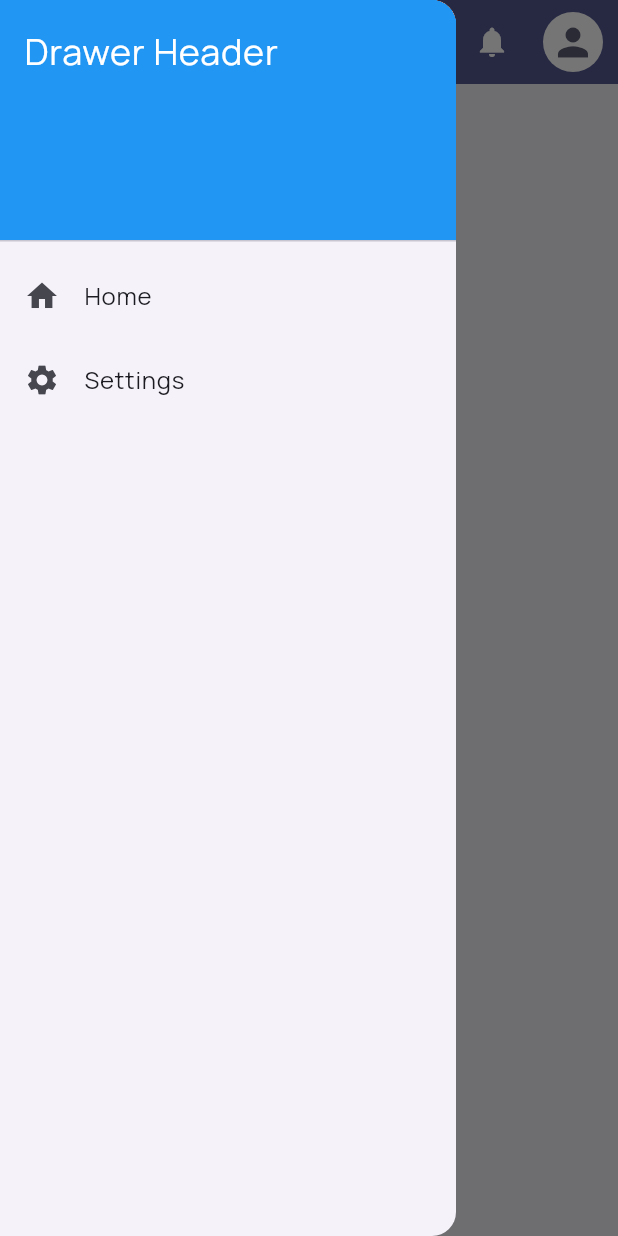
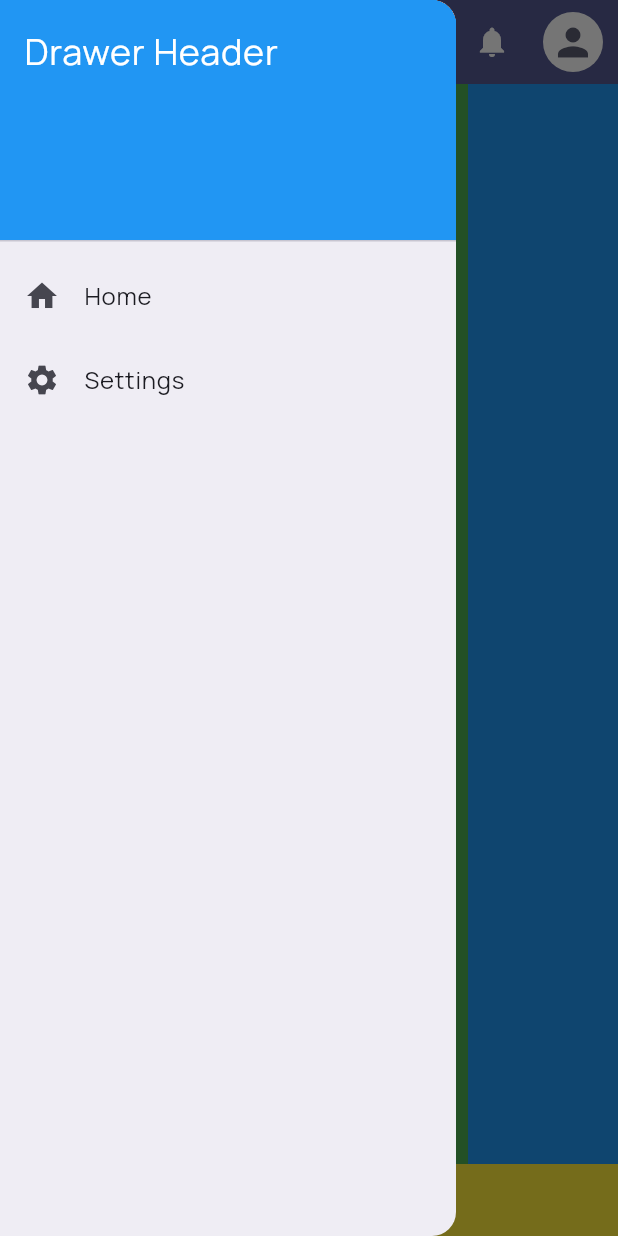
Before and after one commit to gfalav/prometeo, a Flutter app: the screen it shows after launch, with the side drawer open, on a phone screen of 412 x 824 dp. Run offline on Flutter 3.47's test engine with Material 3 defaults, Android fonts, the phone set to English and light mode, and no system bars; our stand-ins replace get, google_fonts.

Commit message:
body ready

```diff
--- /dev/null
+++ b/lib/shared/ui/frame/body/body.dart
@@ -0,0 +1,35 @@
+import 'package:flutter/material.dart';
+import 'package:get/get.dart';
+import 'package:prometeo/shared/controllers/appcontroller.dart';
+import 'package:prometeo/shared/ui/frame/leftmenu/leftmenu.dart';
+
+class QubitBody extends StatelessWidget {
+  const QubitBody({super.key});
+
+  @override
+  Widget build(BuildContext context) {
+    AppController appController = Get.put(AppController());
+
+    return Column(
+      children: [
+        Expanded(
+          child: Row(
+            children: [
+              Visibility(
+                visible: appController.devType.value != "Mobile",
+                child: Container(
+                  color: Theme.of(context).colorScheme.surfaceContainer,
+                  width: 305,
+                  child: LeftMenu(),
+                ),
+              ),
+              Expanded(child: Container(color: Colors.green)),
+              Container(color: Colors.blue, width: 100),
+            ],
+          ),
+        ),
+        Container(color: Colors.yellow, height: 48),
+      ],
+    );
+  }
+}
--- a/lib/shared/ui/frame/drawer/drawer.dart
+++ b/lib/shared/ui/frame/drawer/drawer.dart
@@ -6,6 +6,9 @@ class QubitDrawer extends StatelessWidget {
 
   @override
   Widget build(BuildContext context) {
-    return Drawer(child: LeftMenu());
+    return Drawer(
+      backgroundColor: Theme.of(context).colorScheme.surfaceContainer,
+      child: LeftMenu(),
+    );
   }
 }
--- a/lib/shared/ui/frame/scaffold/scaffold.dart
+++ b/lib/shared/ui/frame/scaffold/scaffold.dart
@@ -2,6 +2,7 @@ import 'package:flutter/material.dart';
 import 'package:get/get.dart';
 import 'package:prometeo/shared/controllers/appcontroller.dart';
 import 'package:prometeo/shared/ui/frame/appbar/appbar.dart';
+import 'package:prometeo/shared/ui/frame/body/body.dart';
 import 'package:prometeo/shared/ui/frame/drawer/drawer.dart';
 
 class QubitScaffold extends StatelessWidget {
@@ -37,10 +38,7 @@ class QubitScaffold extends StatelessWidget {
         drawer: appController.devType.value == "Mobile" && showDrawer
             ? const QubitDrawer()
             : null,
-        body: Container(
-          color: Theme.of(context).colorScheme.surfaceContainer,
-          child: Center(child: Text(appController.screenWidth.toString())),
-        ),
+        body: QubitBody(),
       ),
     );
   }
```
